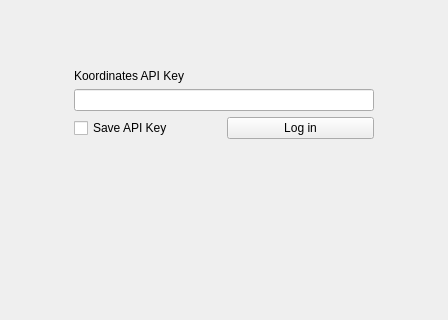
koordinates/koordinates-qgis-plugin, file koordinatesexplorer/gui/koordinatesexplorer.ui: the form before one commit; both pictures show x 0 to 448 and y 0 to 320 of the 448 by 830 pixel window.
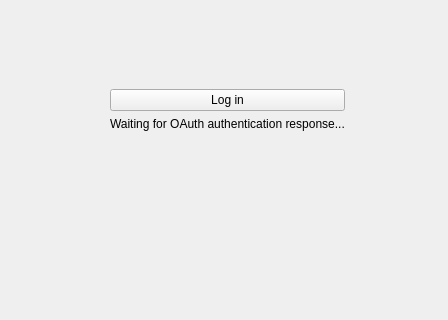
The form after the commit. The open tabs and pages were chosen to show the change. Custom widgets are drawn as their Qt base class.

Commit message: added OAuth2 support

The edit to the form file:
```diff
--- a/koordinatesexplorer/gui/koordinatesexplorer.ui
+++ b/koordinatesexplorer/gui/koordinatesexplorer.ui
@@ -37,29 +37,6 @@
       </property>
       <widget class="QWidget" name="pageAuth">
        <layout class="QGridLayout" name="gridLayout">
-        <item row="4" column="1" colspan="2">
-         <widget class="QgsPasswordLineEdit" name="txtApiKey">
-          <property name="minimumSize">
-           <size>
-            <width>300</width>
-            <height>0</height>
-           </size>
-          </property>
-         </widget>
-        </item>
-        <item row="8" column="2">
-         <spacer name="verticalSpacer_2">
-          <property name="orientation">
-           <enum>Qt::Vertical</enum>
-          </property>
-          <property name="sizeHint" stdset="0">
-           <size>
-            <width>20</width>
-            <height>40</height>
-           </size>
-          </property>
-         </spacer>
-        </item>
         <item row="0" column="2">
          <spacer name="verticalSpacer">
           <property name="orientation">
@@ -76,27 +53,7 @@
           </property>
          </spacer>
         </item>
-        <item row="5" column="1">
-         <widget class="QCheckBox" name="chkSaveApiKey">
-          <property name="text">
-           <string>Save API Key</string>
-          </property>
-         </widget>
-        </item>
-        <item row="5" column="2">
-         <widget class="QPushButton" name="btnLogin">
-          <property name="sizePolicy">
-           <sizepolicy hsizetype="Preferred" vsizetype="Fixed">
-            <horstretch>0</horstretch>
-            <verstretch>0</verstretch>
-           </sizepolicy>
-          </property>
-          <property name="text">
-           <string>Log in</string>
-          </property>
-         </widget>
-        </item>
-        <item row="4" column="3">
+        <item row="3" column="3">
          <spacer name="horizontalSpacer_3">
           <property name="orientation">
            <enum>Qt::Horizontal</enum>
@@ -109,26 +66,6 @@
           </property>
          </spacer>
         </item>
-        <item row="2" column="1">
-         <widget class="QLabel" name="label_2">
-          <property name="text">
-           <string>Koordinates API Key</string>
-          </property>
-         </widget>
-        </item>
-        <item row="4" column="0">
-         <spacer name="horizontalSpacer">
-          <property name="orientation">
-           <enum>Qt::Horizontal</enum>
-          </property>
-          <property name="sizeHint" stdset="0">
-           <size>
-            <width>40</width>
-            <height>20</height>
-           </size>
-          </property>
-         </spacer>
-        </item>
         <item row="1" column="1" colspan="2">
          <widget class="QLabel" name="labelHeader">
           <property name="text">
@@ -136,6 +73,58 @@
           </property>
          </widget>
         </item>
+        <item row="4" column="2">
+         <widget class="QPushButton" name="btnLogin">
+          <property name="sizePolicy">
+           <sizepolicy hsizetype="MinimumExpanding" vsizetype="Fixed">
+            <horstretch>0</horstretch>
+            <verstretch>0</verstretch>
+           </sizepolicy>
+          </property>
+          <property name="text">
+           <string>Log in</string>
+          </property>
+         </widget>
+        </item>
+        <item row="3" column="0">
+         <spacer name="horizontalSpacer">
+          <property name="orientation">
+           <enum>Qt::Horizontal</enum>
+          </property>
+          <property name="sizeHint" stdset="0">
+           <size>
+            <width>40</width>
+            <height>20</height>
+           </size>
+          </property>
+         </spacer>
+        </item>
+        <item row="7" column="2">
+         <spacer name="verticalSpacer_2">
+          <property name="orientation">
+           <enum>Qt::Vertical</enum>
+          </property>
+          <property name="sizeHint" stdset="0">
+           <size>
+            <width>20</width>
+            <height>40</height>
+           </size>
+          </property>
+         </spacer>
+        </item>
+        <item row="5" column="2">
+         <widget class="QLabel" name="labelWaiting">
+          <property name="sizePolicy">
+           <sizepolicy hsizetype="MinimumExpanding" vsizetype="Preferred">
+            <horstretch>0</horstretch>
+            <verstretch>0</verstretch>
+           </sizepolicy>
+          </property>
+          <property name="text">
+           <string>Waiting for OAuth authentication response...</string>
+          </property>
+         </widget>
+        </item>
        </layout>
       </widget>
       <widget class="QWidget" name="pageBrowser">
@@ -562,11 +551,6 @@
    <header>qgscollapsiblegroupbox.h</header>
    <container>1</container>
   </customwidget>
-  <customwidget>
-   <class>QgsPasswordLineEdit</class>
-   <extends>QLineEdit</extends>
-   <header>qgspasswordlineedit.h</header>
-  </customwidget>
  </customwidgets>
  <resources/>
  <connections/>
```
Left out of the diff: 2 changed lines with no effect on the pictures. The commit also changes 4 other files.
